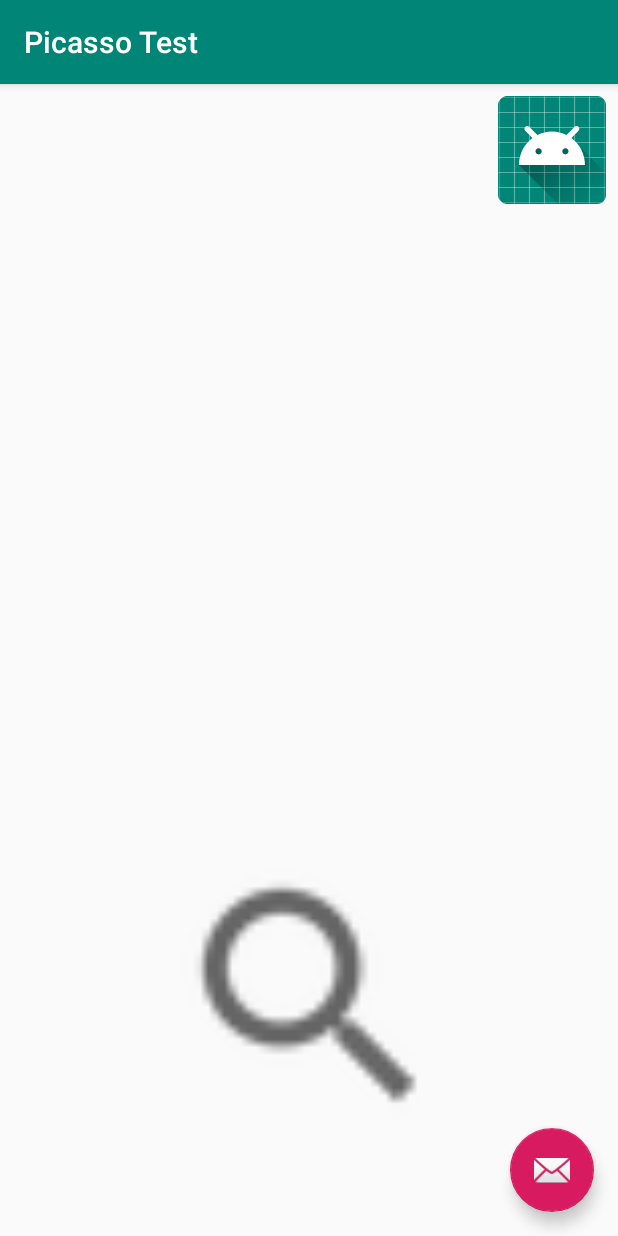
After one commit to Dromzel/playground, an Android app: the PicturesActivity screen opened directly, with no data from a screen before it, on a phone screen of 412 x 824 dp. The commit adds this screen. Run offline under Robolectric (Android 15) with nearby library versions, the phone set to English and light mode, and no system bars; our stand-ins replace Picasso; pictures from the network do not load.

Commit message:
Picasso Bibliothek ausprobiert

```diff
--- a/app/build.gradle
+++ b/app/build.gradle
@@ -22,6 +22,8 @@ dependencies {
     implementation fileTree(dir: 'libs', include: ['*.jar'])
     implementation 'com.android.support:appcompat-v7:28.0.0'
     implementation 'com.android.support.constraint:constraint-layout:1.1.3'
+    implementation 'com.squareup.picasso:picasso:2.5.2'
+    implementation 'com.android.support:design:28.0.0'
     testImplementation 'junit:junit:4.12'
     androidTestImplementation 'com.android.support.test:runner:1.0.2'
     androidTestImplementation 'com.android.support.test.espresso:espresso-core:3.0.2'
--- a/app/src/main/java/de/mvo/playground/MainActivity.java
+++ b/app/src/main/java/de/mvo/playground/MainActivity.java
@@ -31,4 +31,8 @@ public class MainActivity extends AppCompatActivity {
     public void showUiActivity(View view) {
         startActivity(new Intent(this, UiElementsActivity.class));
     }
+
+    public void showPicturesActivity(View view) {
+        startActivity(new Intent(this, PicturesActivity.class));
+    }
 }
--- /dev/null
+++ b/app/src/main/java/de/mvo/playground/PicturesActivity.java
@@ -0,0 +1,48 @@
+package de.mvo.playground;
+
+import android.os.Bundle;
+import android.support.design.widget.FloatingActionButton;
+import android.support.design.widget.Snackbar;
+import android.support.v7.app.AppCompatActivity;
+import android.support.v7.widget.Toolbar;
+import android.view.View;
+import android.widget.ImageView;
+
+import com.squareup.picasso.Picasso;
+
+public class PicturesActivity extends AppCompatActivity {
+
+    @Override
+    protected void onCreate(Bundle savedInstanceState) {
+        super.onCreate(savedInstanceState);
+        setContentView(R.layout.activity_pictures);
+        Toolbar toolbar = (Toolbar) findViewById(R.id.toolbar);
+        setSupportActionBar(toolbar);
+
+        FloatingActionButton fab = (FloatingActionButton) findViewById(R.id.fab);
+        fab.setOnClickListener(new View.OnClickListener() {
+            @Override
+            public void onClick(View view) {
+                Snackbar.make(view, "Replace with your own action", Snackbar.LENGTH_LONG)
+                        .setAction("Action", null).show();
+            }
+        });
+    }
+
+    public void loadPicture(View view) {
+        final ImageView imageView = findViewById(R.id.beerImage);
+
+        Picasso.with(this)
+                .load("https://src.discounto.de/pics/Angebote/2017-10/2231258/3331710_Hasseroeder-Pils_xxl.jpg")
+                .into(imageView);
+
+        Snackbar.make(view, "Hasseröder rockt!", Snackbar.LENGTH_INDEFINITE).setAction("Weg damit!",
+                new View.OnClickListener() {
+                    @Override
+                    public void onClick(View v) {
+                        imageView.setImageResource(android.R.drawable.ic_menu_search);
+                    }
+                }).show();
+    }
+
+}
--- /dev/null
+++ b/app/src/main/res/layout/activity_pictures.xml
@@ -0,0 +1,35 @@
+<?xml version="1.0" encoding="utf-8"?>
+<android.support.design.widget.CoordinatorLayout xmlns:android="http://schemas.android.com/apk/res/android"
+    xmlns:app="http://schemas.android.com/apk/res-auto"
+    xmlns:tools="http://schemas.android.com/tools"
+    android:layout_width="match_parent"
+    android:layout_height="match_parent"
+    tools:context=".PicturesActivity">
+
+    <android.support.design.widget.AppBarLayout
+        android:layout_width="match_parent"
+        android:layout_height="wrap_content"
+        android:theme="@style/AppTheme.AppBarOverlay">
+
+        <android.support.v7.widget.Toolbar
+            android:id="@+id/toolbar"
+            android:layout_width="match_parent"
+            android:layout_height="?attr/actionBarSize"
+            android:background="?attr/colorPrimary"
+            app:popupTheme="@style/AppTheme.PopupOverlay" />
+
+    </android.support.design.widget.AppBarLayout>
+
+    <include
+        layout="@layout/content_pictures"
+        android:layout_height="598dp" />
+
+    <android.support.design.widget.FloatingActionButton
+        android:id="@+id/fab"
+        android:layout_width="wrap_content"
+        android:layout_height="wrap_content"
+        android:layout_gravity="bottom|end"
+        android:layout_margin="@dimen/fab_margin"
+        app:srcCompat="@android:drawable/ic_dialog_email" />
+
+</android.support.design.widget.CoordinatorLayout>
--- /dev/null
+++ b/app/src/main/res/layout/content_pictures.xml
@@ -0,0 +1,36 @@
+<?xml version="1.0" encoding="utf-8"?>
+<android.support.constraint.ConstraintLayout xmlns:android="http://schemas.android.com/apk/res/android"
+    xmlns:app="http://schemas.android.com/apk/res-auto"
+    xmlns:tools="http://schemas.android.com/tools"
+    android:layout_width="match_parent"
+    android:layout_height="match_parent"
+    app:layout_behavior="@string/appbar_scrolling_view_behavior"
+    tools:context=".PicturesActivity"
+    tools:showIn="@layout/activity_pictures">
+
+    <ImageView
+        android:id="@+id/beerImage"
+        android:layout_width="0dp"
+        android:layout_height="193dp"
+        android:layout_marginStart="8dp"
+        android:layout_marginLeft="8dp"
+        android:layout_marginEnd="8dp"
+        android:layout_marginRight="8dp"
+        android:layout_marginBottom="64dp"
+        android:onClick="loadPicture"
+        android:src="?android:attr/actionModeWebSearchDrawable"
+        app:layout_constraintBottom_toBottomOf="parent"
+        app:layout_constraintEnd_toEndOf="parent"
+        app:layout_constraintStart_toStartOf="parent" />
+
+    <ImageView
+        android:id="@+id/imageView2"
+        android:layout_width="wrap_content"
+        android:layout_height="wrap_content"
+        android:layout_marginTop="8dp"
+        android:layout_marginEnd="8dp"
+        android:layout_marginRight="8dp"
+        app:layout_constraintEnd_toEndOf="parent"
+        app:layout_constraintTop_toTopOf="parent"
+        app:srcCompat="@mipmap/ic_launcher_round" />
+</android.support.constraint.ConstraintLayout>
--- /dev/null
+++ b/app/src/main/res/values/dimens.xml
@@ -0,0 +1,3 @@
+<resources>
+    <dimen name="fab_margin">16dp</dimen>
+</resources>
--- a/app/src/main/res/values/strings.xml
+++ b/app/src/main/res/values/strings.xml
@@ -7,4 +7,7 @@
     <string name="button_ui">Switch to UI elements</string>
     <string name="datepicker_from">From...</string>
     <string name="datepicker_to">To...</string>
+    <string name="button_pictures">Switch to Pictures</string>
+    <string name="title_activity_pictures">PicturesActivity</string>
+    <string name="button_hasseroeder">Load Beer</string>
 </resources>
--- a/app/src/main/res/values/styles.xml
+++ b/app/src/main/res/values/styles.xml
@@ -8,4 +8,13 @@
         <item name="colorAccent">@color/colorAccent</item>
     </style>
 
+    <style name="AppTheme.NoActionBar">
+        <item name="windowActionBar">false</item>
+        <item name="windowNoTitle">true</item>
+    </style>
+
+    <style name="AppTheme.AppBarOverlay" parent="ThemeOverlay.AppCompat.Dark.ActionBar" />
+
+    <style name="AppTheme.PopupOverlay" parent="ThemeOverlay.AppCompat.Light" />
+
 </resources>
```
Also changed, not shown: app/src/main/AndroidManifest.xml (+10 -3 lines), app/src/main/res/layout/activity_main.xml (+15 -0 lines).
